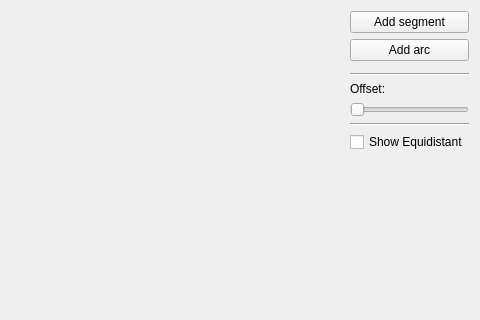
AntonEvmenenko/equidistant_builder, file src/mainwindow.ui: the form before one commit; both pictures show x 282 to 762 and y 0 to 320 of the 762 by 511 pixel window.
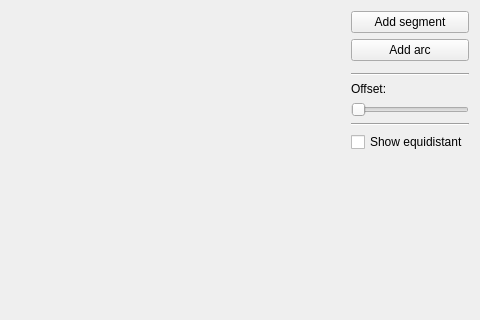
The form after the commit.

Commit message: INCLUDEPATH updated Window title renamed

```diff
--- a/src/mainwindow.ui
+++ b/src/mainwindow.ui
@@ -32,7 +32,7 @@
     <item row="8" column="1">
      <widget class="QCheckBox" name="showEquidistantCheckBox">
       <property name="text">
-       <string>Show Equidistant</string>
+       <string>Show equidistant</string>
       </property>
      </widget>
     </item>
```
Left out of the diff: 2 changed lines with no effect on the pictures. The commit also changes 1 other file.
